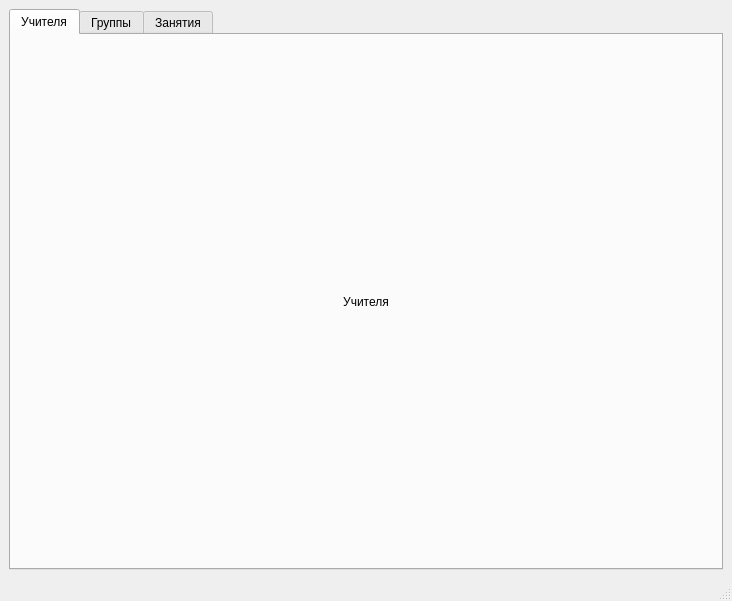
First picture: the form in main.ui, repository Murkyshadow/Diplom-work-timetable-, before the edit.
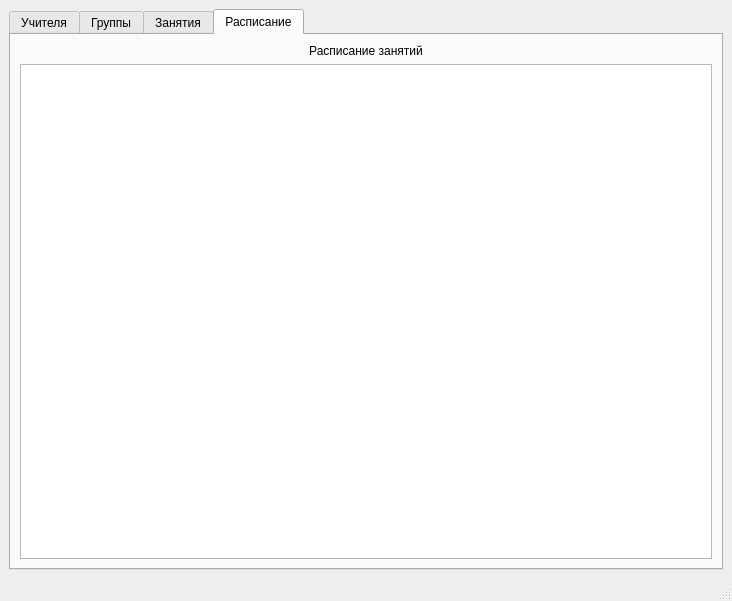
Second picture: the form after the edit.

The edit to the form file:
```diff
--- a/main.ui
+++ b/main.ui
@@ -18,7 +18,7 @@
     <item>
      <widget class="QTabWidget" name="tabWidget">
       <property name="currentIndex">
-       <number>0</number>
+       <number>3</number>
       </property>
       <widget class="QWidget" name="tab">
        <attribute name="title">
@@ -101,6 +101,26 @@
         </item>
        </layout>
       </widget>
+      <widget class="QWidget" name="tab_4">
+       <attribute name="title">
+        <string>Расписание</string>
+       </attribute>
+       <layout class="QVBoxLayout" name="verticalLayout_4">
+        <item>
+         <widget class="QLabel" name="label_4">
+          <property name="text">
+           <string>Расписание занятий</string>
+          </property>
+          <property name="alignment">
+           <set>Qt::AlignCenter</set>
+          </property>
+         </widget>
+        </item>
+        <item>
+         <widget class="QTableWidget" name="TimeTable"/>
+        </item>
+       </layout>
+      </widget>
      </widget>
     </item>
    </layout>
```
